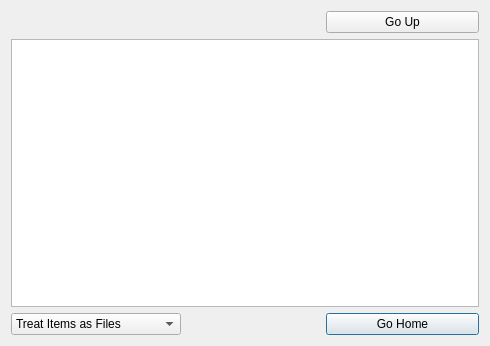
Above: ui/girderfilebrowserdialog.ui from psavery/girderfilebrowser before the change. Below: the same form after it.
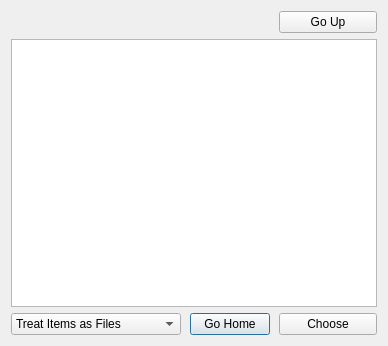
That is the form after the change.

Commit message: Added ability to choose an object

Diff of the .ui file:
```diff
--- a/ui/girderfilebrowserdialog.ui
+++ b/ui/girderfilebrowserdialog.ui
@@ -6,7 +6,7 @@
    <rect>
     <x>0</x>
     <y>0</y>
-    <width>490</width>
+    <width>388</width>
     <height>346</height>
    </rect>
   </property>
@@ -20,37 +20,13 @@
    <property name="horizontalSpacing">
     <number>9</number>
    </property>
-   <item row="2" column="2">
-    <widget class="QPushButton" name="push_goHome">
-     <property name="text">
-      <string>Go Home</string>
-     </property>
-    </widget>
-   </item>
-   <item row="0" column="2">
-    <widget class="QPushButton" name="push_goUpDir">
-     <property name="text">
-      <string>Go Up</string>
-     </property>
-    </widget>
-   </item>
-   <item row="1" column="0" colspan="3">
+   <item row="1" column="0" colspan="5">
     <widget class="QListView" name="list_fileBrowser">
      <property name="editTriggers">
       <set>QAbstractItemView::NoEditTriggers</set>
      </property>
     </widget>
    </item>
-   <item row="0" column="0" colspan="2">
-    <layout class="QHBoxLayout" name="layout_rootPath">
-     <property name="spacing">
-      <number>1</number>
-     </property>
-     <property name="rightMargin">
-      <number>15</number>
-     </property>
-    </layout>
-   </item>
    <item row="2" column="0" colspan="2">
     <widget class="QComboBox" name="combo_itemMode">
      <property name="sizePolicy">
@@ -83,6 +59,37 @@
      </item>
     </widget>
    </item>
+   <item row="2" column="2">
+    <widget class="QPushButton" name="push_goHome">
+     <property name="text">
+      <string>Go Home</string>
+     </property>
+    </widget>
+   </item>
+   <item row="0" column="0" colspan="3">
+    <layout class="QHBoxLayout" name="layout_rootPath">
+     <property name="spacing">
+      <number>1</number>
+     </property>
+     <property name="rightMargin">
+      <number>15</number>
+     </property>
+    </layout>
+   </item>
+   <item row="2" column="3" colspan="2">
+    <widget class="QPushButton" name="push_chooseObject">
+     <property name="text">
+      <string>Choose</string>
+     </property>
+    </widget>
+   </item>
+   <item row="0" column="3" colspan="2">
+    <widget class="QPushButton" name="push_goUpDir">
+     <property name="text">
+      <string>Go Up</string>
+     </property>
+    </widget>
+   </item>
   </layout>
  </widget>
  <resources/>
```
The commit also changes 3 other files.
